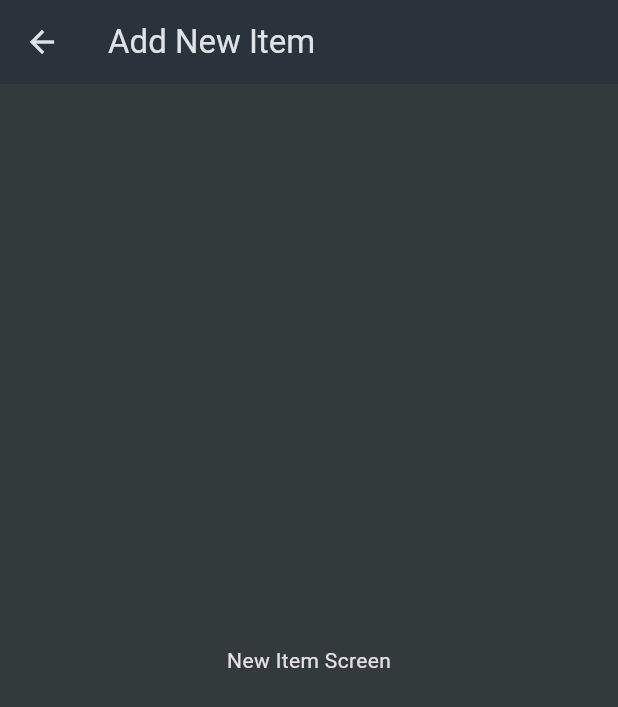
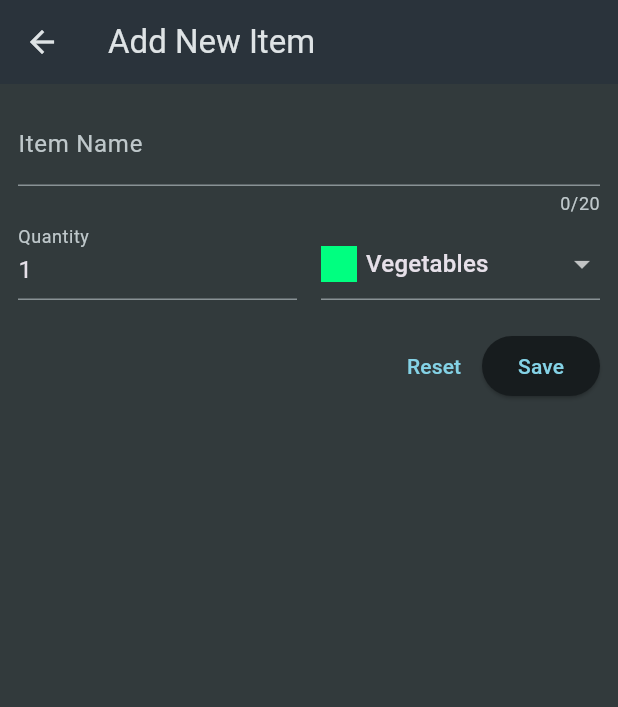
Before and after one commit to ferdoushasanpr/flutter-grocery-store, a Flutter app: the NewItem screen opened directly, on a phone screen of 412 x 824 dp. Shown: the top 707 px of the screen. Run offline on Flutter 3.47's test engine with Material 3 defaults, Android fonts, the phone set to English and light mode, and no system bars.

Commit message:
feat(add): Form Added to New Item Screen.

```diff
--- a/lib/main.dart
+++ b/lib/main.dart
@@ -9,7 +9,6 @@ void main() {
 class MyApp extends StatelessWidget {
   const MyApp({super.key});
 
-  // This widget is the root of your application.
   @override
   Widget build(BuildContext context) {
     return MaterialApp(
--- a/lib/screens/new_item.dart
+++ b/lib/screens/new_item.dart
@@ -1,13 +1,96 @@
 import 'package:flutter/material.dart';
+import 'package:grocerystore/data/categories.dart';
 
-class NewItem extends StatelessWidget {
+class NewItem extends StatefulWidget {
   const NewItem({super.key});
+
+  @override
+  State<NewItem> createState() => _NewItemState();
+}
+
+class _NewItemState extends State<NewItem> {
+  final _formKey = GlobalKey<FormState>();
+
+  void _saveForm() {
+    _formKey.currentState!.validate();
+  }
 
   @override
   Widget build(BuildContext context) {
     return Scaffold(
       appBar: AppBar(title: Text("Add New Item")),
-      body: Center(child: Text("New Item Screen")),
+      body: Padding(
+        padding: const EdgeInsets.all(12),
+        child: Form(
+          key: _formKey,
+          child: Column(
+            children: [
+              TextFormField(
+                maxLength: 20,
+                decoration: InputDecoration(label: Text("Item Name")),
+                validator: (value) {
+                  if (value == null ||
+                      value.isEmpty ||
+                      value.trim().length <= 1) {
+                    return "Must be at least 2 characters long.";
+                  }
+
+                  return null;
+                },
+              ),
+              Row(
+                crossAxisAlignment: CrossAxisAlignment.end,
+                children: [
+                  Expanded(
+                    child: TextFormField(
+                      initialValue: "1",
+                      keyboardType: TextInputType.number,
+                      decoration: InputDecoration(label: Text("Quantity")),
+                    ),
+                  ),
+                  const SizedBox(width: 16),
+                  Expanded(
+                    child: DropdownButtonFormField(
+                      value: categories.values.first.title,
+                      items: [
+                        for (final category in categories.entries)
+                          DropdownMenuItem(
+                            value: category.value.title,
+                            child: Row(
+                              children: [
+                                Container(
+                                  width: 24,
+                                  height: 24,
+                                  color: category.value.color,
+                                ),
+                                const SizedBox(width: 6),
+                                Text(category.value.title),
+                              ],
+                            ),
+                          ),
+                      ],
+                      onChanged: (value) {},
+                    ),
+                  ),
+                ],
+              ),
+              const SizedBox(height: 20),
+              Row(
+                mainAxisAlignment: MainAxisAlignment.end,
+                children: [
+                  TextButton(
+                    onPressed: () {
+                      _formKey.currentState!.reset();
+                    },
+                    child: Text("Reset"),
+                  ),
+                  ElevatedButton(onPressed: _saveForm, child: Text("Save")),
+                ],
+              ),
+            ],
+          ),
+        ),
+      ),
     );
   }
 }
```
